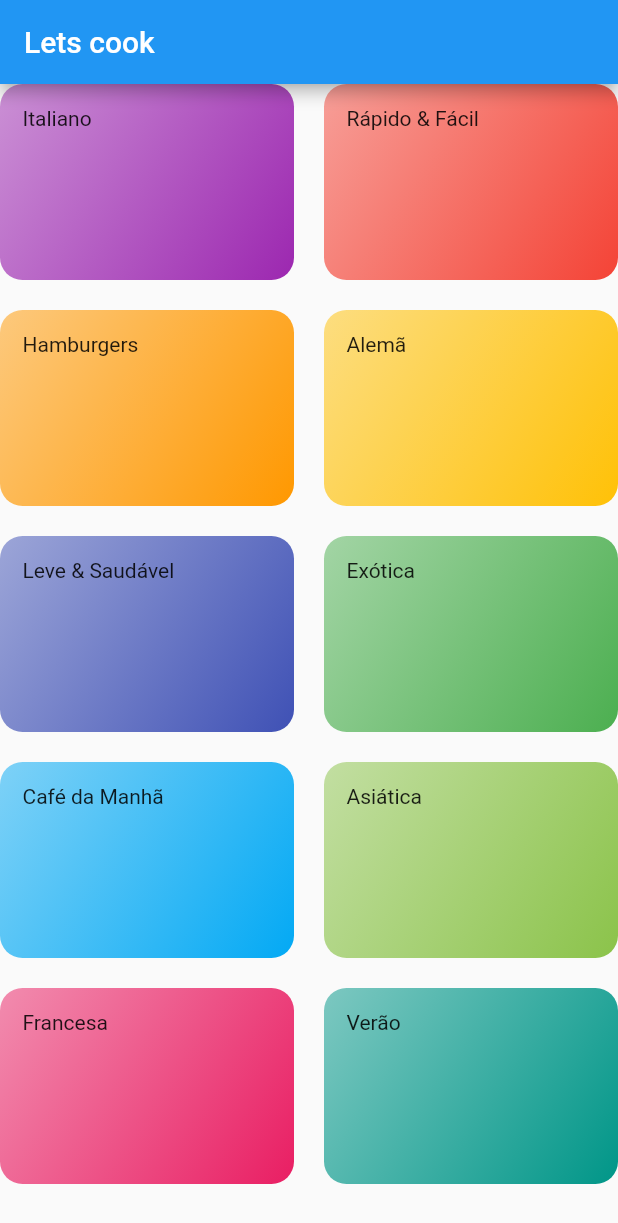
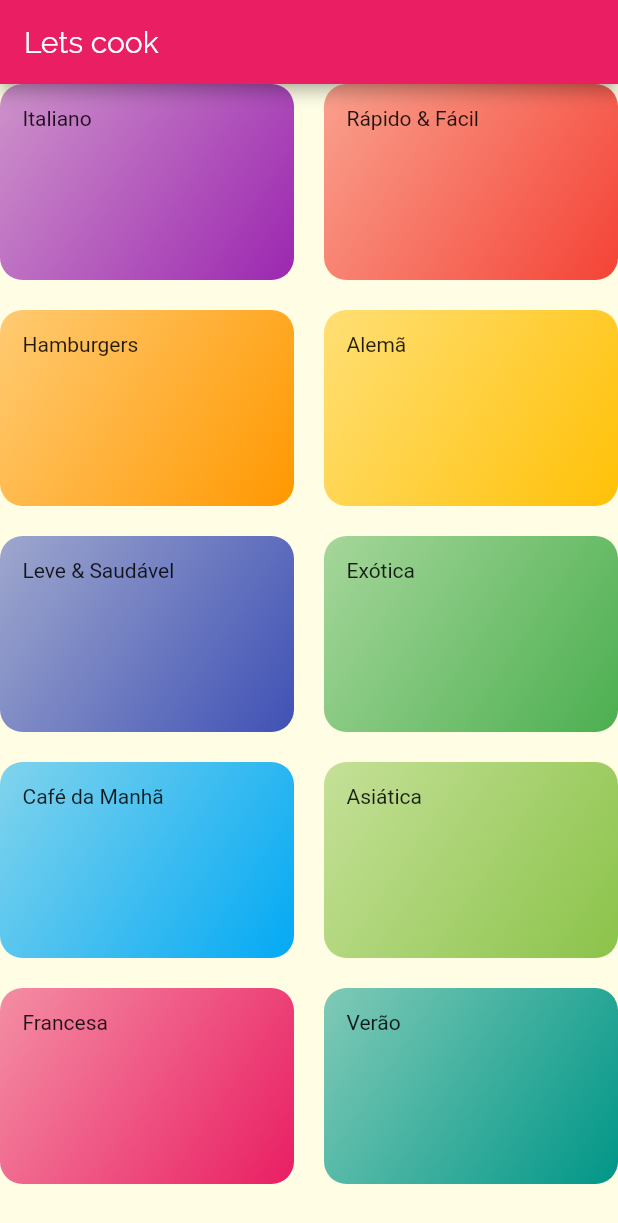
Before and after one commit to matheus-paulino/lets-cook, a Flutter app: the screen it shows after launch, on a phone screen of 412 x 824 dp. Shown: the top 1223 px of the screen. Run offline on Flutter 3.47's test engine with Material 2 defaults, Android fonts, the phone set to English and light mode, and no system bars.

Commit message:
set theme

```diff
--- a/lib/main.dart
+++ b/lib/main.dart
@@ -10,7 +10,14 @@ class MyApp extends StatelessWidget {
     return MaterialApp(
       title: 'DeliMeals',
       theme: ThemeData(
-        primarySwatch: Colors.blue,
+        primarySwatch: Colors.pink,
+        accentColor: Colors.pinkAccent,
+        canvasColor: Color.fromRGBO(255, 254, 229, 1),
+        fontFamily: 'Raleway',
+        textTheme: ThemeData.light().textTheme.copyWith(
+              headline6:
+                  TextStyle(fontSize: 20.0, fontFamily: 'RobotoCondensed'),
+            ),
       ),
       home: CategoriesScreen(),
     );
```
